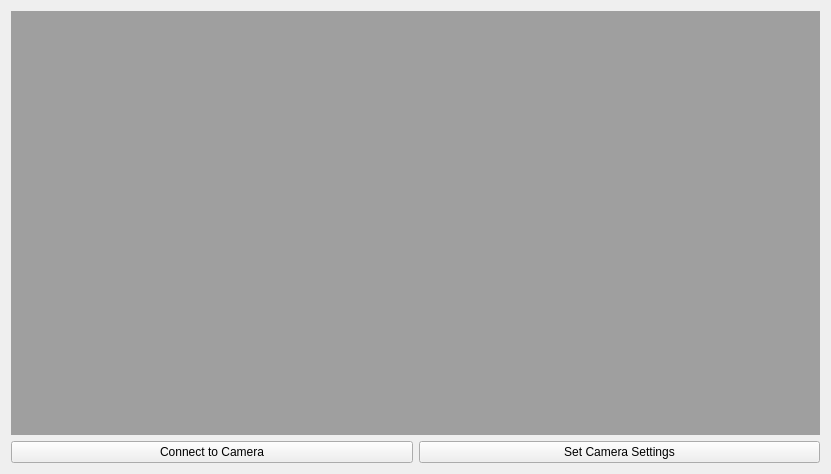
The window that src/ui/dropletobservationwidget.ui (BYUCreateResearchLab/CREATE_LAB_Binder_Jet_Printer) describes before a commit, drawn with Qt 5.
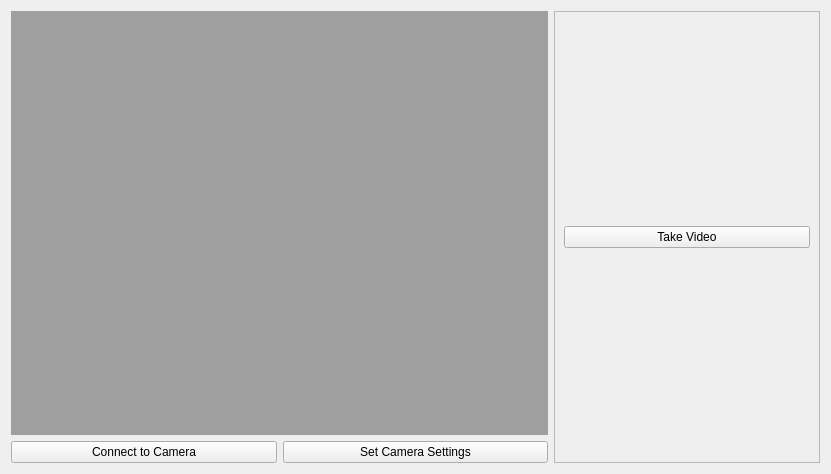
The same window after the commit.

```diff
--- a/src/ui/dropletobservationwidget.ui
+++ b/src/ui/dropletobservationwidget.ui
@@ -13,14 +13,7 @@
   <property name="windowTitle">
    <string>Form</string>
   </property>
-  <layout class="QGridLayout" name="gridLayout">
-   <item row="1" column="0">
-    <widget class="QPushButton" name="connect">
-     <property name="text">
-      <string>Connect to Camera</string>
-     </property>
-    </widget>
-   </item>
+  <layout class="QGridLayout" name="gridLayout" columnstretch="1,1,1">
    <item row="1" column="1">
     <widget class="QPushButton" name="setSettings">
      <property name="text">
@@ -28,9 +21,35 @@
      </property>
     </widget>
    </item>
+   <item row="1" column="0">
+    <widget class="QPushButton" name="connect">
+     <property name="text">
+      <string>Connect to Camera</string>
+     </property>
+    </widget>
+   </item>
    <item row="0" column="0" colspan="2">
     <widget class="QMdiArea" name="mdiArea"/>
    </item>
+   <item row="0" column="2" rowspan="2">
+    <widget class="QFrame" name="frame">
+     <property name="frameShape">
+      <enum>QFrame::StyledPanel</enum>
+     </property>
+     <property name="frameShadow">
+      <enum>QFrame::Raised</enum>
+     </property>
+     <layout class="QGridLayout" name="gridLayout_2">
+      <item row="0" column="0">
+       <widget class="QPushButton" name="takeVideo">
+        <property name="text">
+         <string>Take Video</string>
+        </property>
+       </widget>
+      </item>
+     </layout>
+    </widget>
+   </item>
   </layout>
  </widget>
  <resources/>
```
